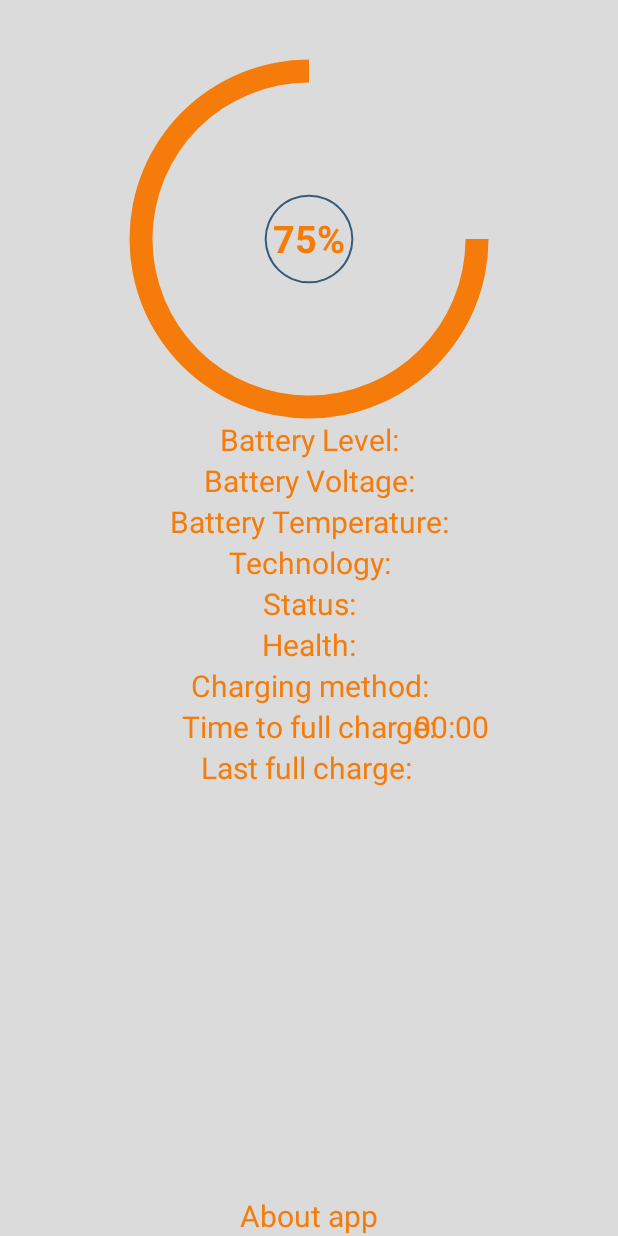
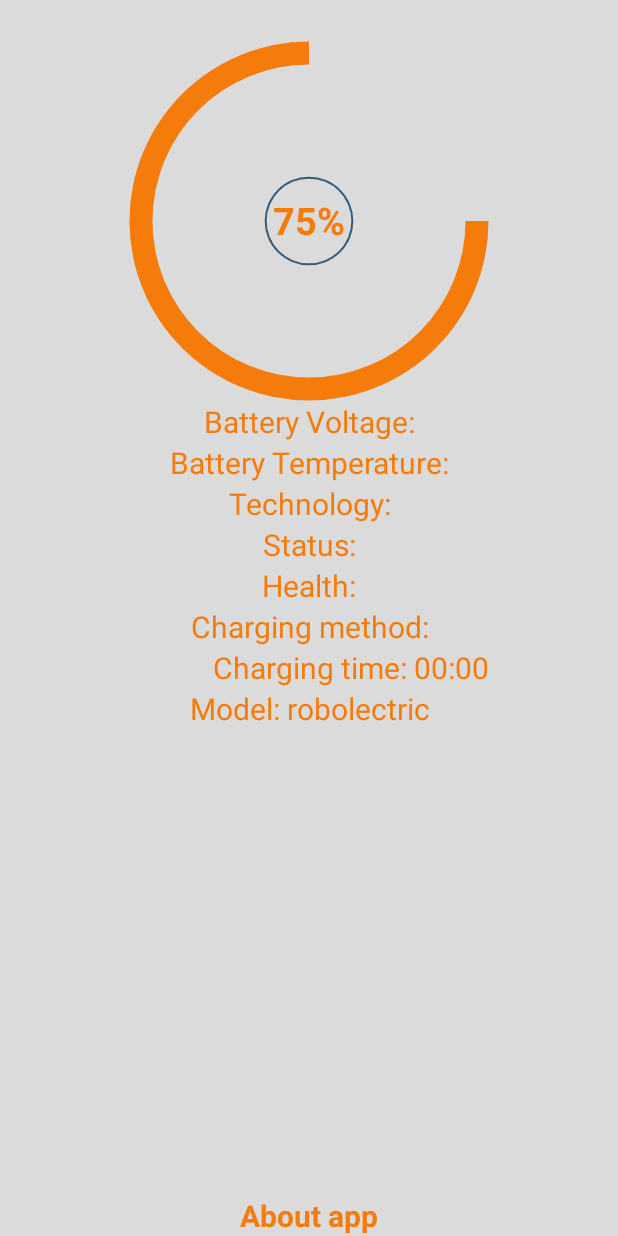
Before and after one commit to IgorSinchuk/BatteryStatus, an Android app: the screen it shows after launch (MainActivity), on a phone screen of 412 x 824 dp. Run offline under Robolectric (Android 15) with nearby library versions, the phone set to English and light mode, and no system bars.

Commit message:
simple app about battery

```diff
--- a/app/src/main/java/com/nonexistentware/igor/batterystatus/AboutScreen.java
+++ b/app/src/main/java/com/nonexistentware/igor/batterystatus/AboutScreen.java
@@ -33,13 +33,13 @@ public class AboutScreen extends AppCompatActivity {
 
     public void showAlert(View view) {
         AlertDialog.Builder faceAlert = new AlertDialog.Builder(this);
-        faceAlert.setMessage("Do you want to proceed")
-                .setTitle("To my Facebook profile")
+        faceAlert.setMessage("Do you want to proceed?")
+                .setTitle("To developer Facebook profile")
                 .setPositiveButton("Yes", new DialogInterface.OnClickListener() {
                     @Override
                     public void onClick(DialogInterface dialog, int which) {
                         Intent openFacebook = new Intent(Intent.ACTION_VIEW);
-                        openFacebook.setData(Uri.parse("http://facebook.com/"));
+                        openFacebook.setData(Uri.parse("https://www.facebook.com/profile.php?id=100003140149327"));
                         startActivity(openFacebook);
 
 
--- a/app/src/main/java/com/nonexistentware/igor/batterystatus/MainActivity.java
+++ b/app/src/main/java/com/nonexistentware/igor/batterystatus/MainActivity.java
@@ -7,7 +7,10 @@ import android.content.BroadcastReceiver;
 import android.content.Context;
 import android.content.Intent;
 import android.content.IntentFilter;
+import android.media.RingtoneManager;
+import android.net.Uri;
 import android.os.BatteryManager;
+import android.os.Build;
 import android.support.v4.app.NotificationCompat;
 import android.support.v7.app.AppCompatActivity;
 import android.os.Bundle;
@@ -17,14 +20,14 @@ import android.widget.ProgressBar;
 import android.widget.TextView;
 
 
-
-
 public class MainActivity extends AppCompatActivity {
 
 
-    private TextView batteryLevel, batteryVoltage, batteryTemperature,
+    private Uri soundUri= RingtoneManager.getDefaultUri(RingtoneManager.TYPE_NOTIFICATION);
+
+    private TextView batteryVoltage, batteryTemperature,
             batteryTechnology, batteryStatus, batteryHealth,
-            batteryChargingMethod, batteryChargingTime, USBType, ACType, infoText ;
+            batteryChargingMethod, batteryChargingTime, USBType, ACType, infoText, phoneModel, lastFullTime;
     private Chronometer chronometer;
 
 
@@ -47,7 +50,6 @@ public class MainActivity extends AppCompatActivity {
         super.onCreate(savedInstanceState);
         setContentView(R.layout.activity_main);
 
-        batteryLevel = (TextView) findViewById(R.id.batterylevel);
         batteryVoltage = (TextView) findViewById(R.id.batteryvoltage);
         batteryTemperature = (TextView) findViewById(R.id.batterytemperature);
         batteryTechnology = (TextView) findViewById(R.id.batterytechology);
@@ -59,6 +61,9 @@ public class MainActivity extends AppCompatActivity {
         USBType = (TextView) findViewById(R.id.USBType);
         ACType = (TextView) findViewById(R.id.ACType);
         infoText = (TextView) findViewById(R.id.infoText);
+        phoneModel = (TextView) findViewById(R.id.phoneModel);
+        //lastFullTime = (TextView) findViewById(R.id.lastFullTime);
+
 
         // IN/VISIBLE types
         USBType.setVisibility(View.INVISIBLE);
@@ -72,6 +77,11 @@ public class MainActivity extends AppCompatActivity {
         registerReceiver(mBroadcastReceiver, new IntentFilter(Intent.ACTION_BATTERY_CHANGED));
 
 
+        //model
+        phoneModel.setText("Model: " + Build.MODEL);
+
+
+
             infoText.setOnClickListener(new View.OnClickListener() {
                 @Override
                 public void onClick(View v) {
@@ -82,16 +92,14 @@ public class MainActivity extends AppCompatActivity {
 
         }
 
-    private BroadcastReceiver myBatteryReceiver
-            = new BroadcastReceiver() {
+
+    private BroadcastReceiver myBatteryReceiver = new BroadcastReceiver() {
 
         @Override
         public void onReceive(Context arg0, Intent arg1) {
             // TODO Auto-generated method stub
 
             if (arg1.getAction().equals(Intent.ACTION_BATTERY_CHANGED)) {
-                batteryLevel.setText("Level: "
-                        + String.valueOf(arg1.getIntExtra("level", 0)) + "%");
                 batteryVoltage.setText("Voltage: "
                         + String.valueOf((float) arg1.getIntExtra("voltage", 0) / 1000) + "V");
                 batteryTemperature.setText("Temperature: "
@@ -137,7 +145,7 @@ public class MainActivity extends AppCompatActivity {
 
 
 
-                //charging tipe
+                //charging type
                 if (status==BatteryManager.BATTERY_PLUGGED_USB) {
                     USBType.setVisibility(View.VISIBLE);
                 }
@@ -150,6 +158,12 @@ public class MainActivity extends AppCompatActivity {
                 //chronometer Time remaining to full
                 if (status==BatteryManager.BATTERY_STATUS_CHARGING) {
                     chronometer.start();
+                } else {
+                    if (status==BatteryManager.BATTERY_STATUS_FULL) {
+                        batteryChargingMethod.setText("Battery is charged");
+                        chronometer.stop();
+                        batteryChargingTime.setText("");
+                    }
                 }
 
 
@@ -160,6 +174,7 @@ public class MainActivity extends AppCompatActivity {
                 if (status == BatteryManager.BATTERY_PLUGGED_USB) {
                     usbConnected();
                 }
+
 
             }
         }
@@ -172,11 +187,12 @@ public class MainActivity extends AppCompatActivity {
         NotificationCompat.Builder builder = new NotificationCompat.Builder(this)
                 .setSmallIcon(R.drawable.elec)
                 .setContentTitle("From BatteryStatus")
-                .setContentText("Test");
+                .setContentText("Battery charged!")
+                .setSound(soundUri);
         //.setSound();
 
-        Intent fullintent = new Intent(this, MainActivity.class);
-        PendingIntent contentIntent = PendingIntent.getActivity(this, 0, fullintent,
+        Intent fullIntent = new Intent(this, MainActivity.class);
+        PendingIntent contentIntent = PendingIntent.getActivity(this, 0, fullIntent,
                 PendingIntent.FLAG_UPDATE_CURRENT);
         builder.setContentIntent(contentIntent);
 
@@ -191,7 +207,9 @@ public class MainActivity extends AppCompatActivity {
         NotificationCompat.Builder builder = new NotificationCompat.Builder(this)
                 .setSmallIcon(R.drawable.elec)
                 .setContentTitle("From BatteryStatus")
-                .setContentText("Usb is slow");
+                .setContentText("Charging from usb can be slower");
+
+
 
         Intent usbIntent = new Intent(this, MainActivity.class);
         PendingIntent contentIntent = PendingIntent.getActivity(this, 0, usbIntent,
@@ -209,7 +227,7 @@ public class MainActivity extends AppCompatActivity {
         NotificationCompat.Builder builder = new NotificationCompat.Builder(this)
                 .setSmallIcon(R.drawable.elec)
                 .setContentTitle("From BatteryStatus")
-                .setContentText("A/C plugged");
+                .setContentText("AC plugged");
 
         Intent acIntent = new Intent(this, MainActivity.class);
         PendingIntent contentIntent = PendingIntent.getActivity(this, 0, acIntent,
@@ -224,5 +242,4 @@ public class MainActivity extends AppCompatActivity {
     }
 
 
-
 }
--- a/app/src/main/res/layout/activity_main.xml
+++ b/app/src/main/res/layout/activity_main.xml
@@ -13,7 +13,7 @@
         android:id="@+id/top"
         android:layout_width="wrap_content"
         android:layout_height="wrap_content"
-        android:layout_marginTop="13dp"
+        android:layout_marginTop="1dp"
         android:layout_alignParentTop="true"
         android:layout_centerHorizontal="true">
 
@@ -49,15 +49,7 @@
     android:layout_width="wrap_content"
     android:layout_height="wrap_content"
     android:id="@+id/relativeLayout">
-    <TextView
-        android:textColor="#F57C0B"
-        android:textSize="20sp"
-        android:gravity="center"
-        android:id="@+id/batterylevel"
-        android:layout_width="fill_parent"
-        android:layout_height="wrap_content"
-        android:text="Battery Level:"
-        />
+
     <TextView
         android:textColor="#F57C0B"
         android:textSize="20sp"
@@ -123,14 +115,11 @@
         android:id="@+id/batteryChargingTime"
         android:layout_width="fill_parent"
         android:layout_height="wrap_content"
-        android:text="Time to full charge:"
+        android:text="Charging time:"
         android:layout_below="@id/batteryChargingMethod"
         android:textColor="#F57C0B"
         android:textSize="20sp"
         android:gravity="center"/>
-
-
-
 
 
 </RelativeLayout>
@@ -168,20 +157,22 @@
         android:layout_toRightOf="@+id/USBType"
         android:layout_toEndOf="@+id/USBType" />
 
+
     <TextView
-        android:id="@+id/LastFullTime"
-        android:text="Last full charge: "
         android:gravity="center"
+        android:id="@+id/phoneModel"
+        android:layout_width="fill_parent"
+        android:layout_height="wrap_content"
+        android:text="Model:"
         android:textColor="#F57C0B"
         android:textSize="20sp"
-        android:layout_width="fill_parent"
-        android:layout_height="wrap_content"
         android:layout_below="@+id/relativeLayout"
         android:layout_alignParentLeft="true"
         android:layout_alignParentStart="true" />
 
     <TextView
         android:gravity="center"
+        android:textStyle="bold"
         android:id="@+id/infoText"
         android:text="About app"
         android:textColor="#F57C0B"
--- a/app/src/main/res/values/colors.xml
+++ b/app/src/main/res/values/colors.xml
@@ -2,8 +2,10 @@
 <resources>
     <color name="colorPrimary">#F57C0B</color>
     <color name="colorPrimaryDark">#F57C0B</color>
-    <color name="colorAccent">#FF4081</color>
+    <color name="colorAccent">#f57c0b</color>
     <color name="light_black">#504f4f</color>
     <color name="black">#000000</color>
     <color name="blue">#0737d4</color>
+    <color name="background_material_dark">#dbdbdb</color>
+    <color name="primary_text_default_material_light">#dbdbdb</color>
 </resources>
--- a/app/src/main/res/values/styles.xml
+++ b/app/src/main/res/values/styles.xml
@@ -6,6 +6,7 @@
         <item name="colorPrimary">@color/colorPrimary</item>
         <item name="colorPrimaryDark">@color/colorPrimaryDark</item>
         <item name="colorAccent">@color/colorAccent</item>
+        <item name="android:colorBackground">@color/background_material_dark</item>
     </style>
 
 </resources>
```
Also changed, not shown: app/build.gradle (+8 -0 lines), app/src/main/java/com/nonexistentware/igor/batterystatus/NotificationSFX.java (added, +41 -0 lines), app/src/main/ic_launcher-web.png, app/src/main/res/mipmap-hdpi/ic_launcher.png, app/src/main/res/mipmap-mdpi/ic_launcher.png, app/src/main/res/mipmap-xhdpi/ic_launcher.png, app/src/main/res/mipmap-xxhdpi/ic_launcher.png, app/src/main/res/mipmap-xxxhdpi/ic_launcher.png. Lines whose indentation alone changed are shown as unchanged.
